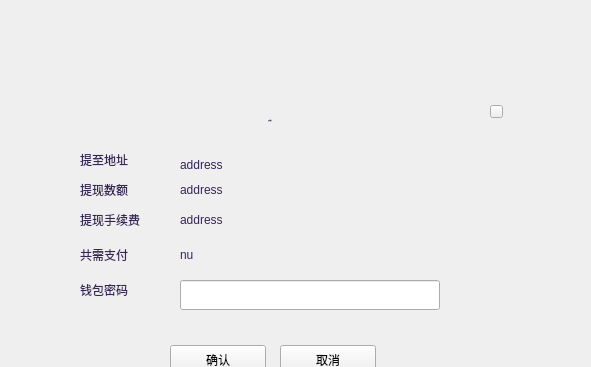
First picture: the form in LNKWallet/capitalTransferPage/CapitalConfirmWidget.ui, repository HcashOrg/hx-indicator, before the edit; both pictures show x 260 to 851 and y 0 to 367 of the 960 by 543 pixel window.
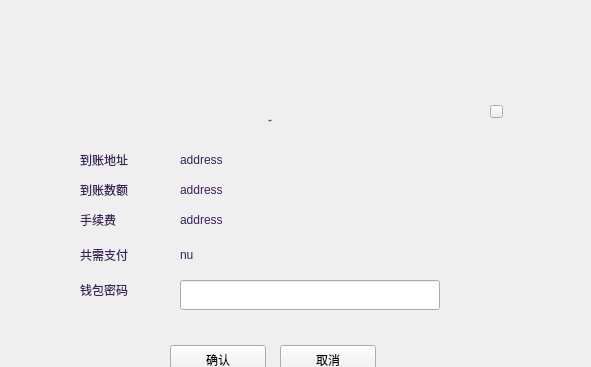
Second picture: the form after the edit.

Patch:
```diff
--- a/LNKWallet/capitalTransferPage/CapitalConfirmWidget.ui
+++ b/LNKWallet/capitalTransferPage/CapitalConfirmWidget.ui
@@ -66,7 +66,7 @@
        <x>140</x>
        <y>65</y>
        <width>331</width>
-       <height>30</height>
+       <height>21</height>
       </rect>
      </property>
      <property name="styleSheet">
@@ -94,7 +94,7 @@
 font: 12px &quot;Microsoft YaHei UI Light&quot;;</string>
      </property>
      <property name="text">
-      <string>提现手续费</string>
+      <string>手续费</string>
      </property>
     </widget>
     <widget class="QLabel" name="label_totalNumber">
@@ -152,7 +152,7 @@
       <rect>
        <x>40</x>
        <y>160</y>
-       <width>71</width>
+       <width>91</width>
        <height>20</height>
       </rect>
      </property>
@@ -178,7 +178,7 @@
 font: 12px &quot;Microsoft YaHei UI Light&quot;;</string>
      </property>
      <property name="text">
-      <string>提现数额</string>
+      <string>到账数额</string>
      </property>
     </widget>
     <widget class="QLabel" name="label_4">
@@ -245,7 +245,7 @@
 font: 12px &quot;Microsoft YaHei UI Light&quot;;</string>
      </property>
      <property name="text">
-      <string>提至地址</string>
+      <string>到账地址</string>
      </property>
     </widget>
     <widget class="QLineEdit" name="lineEdit">
```
